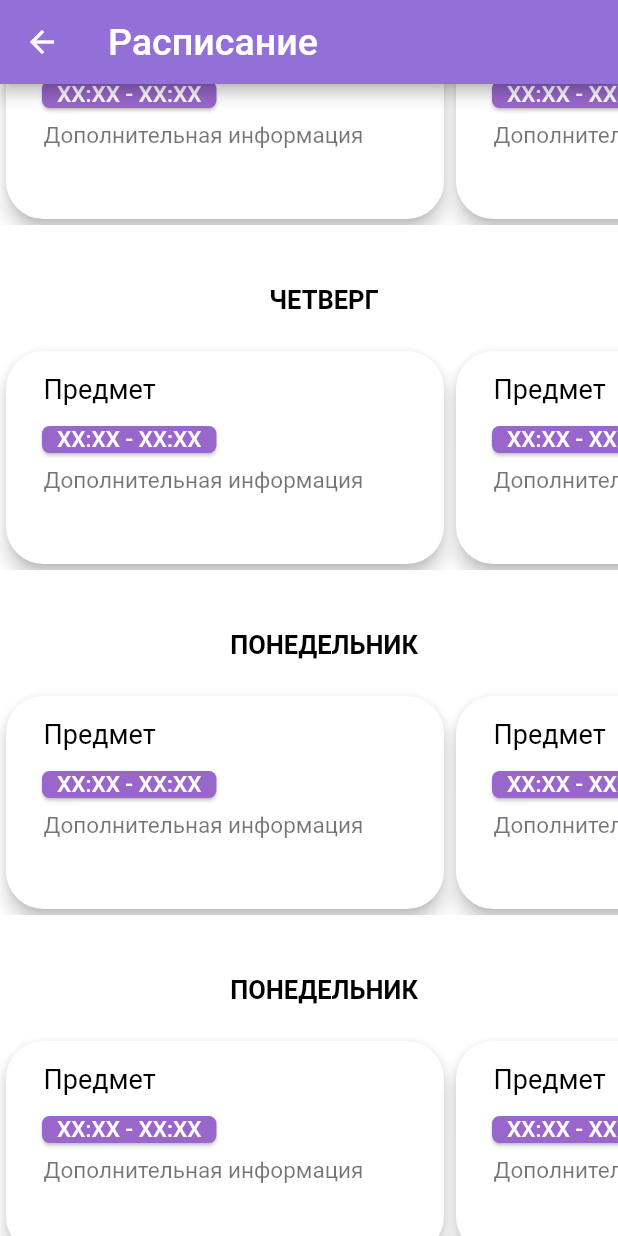
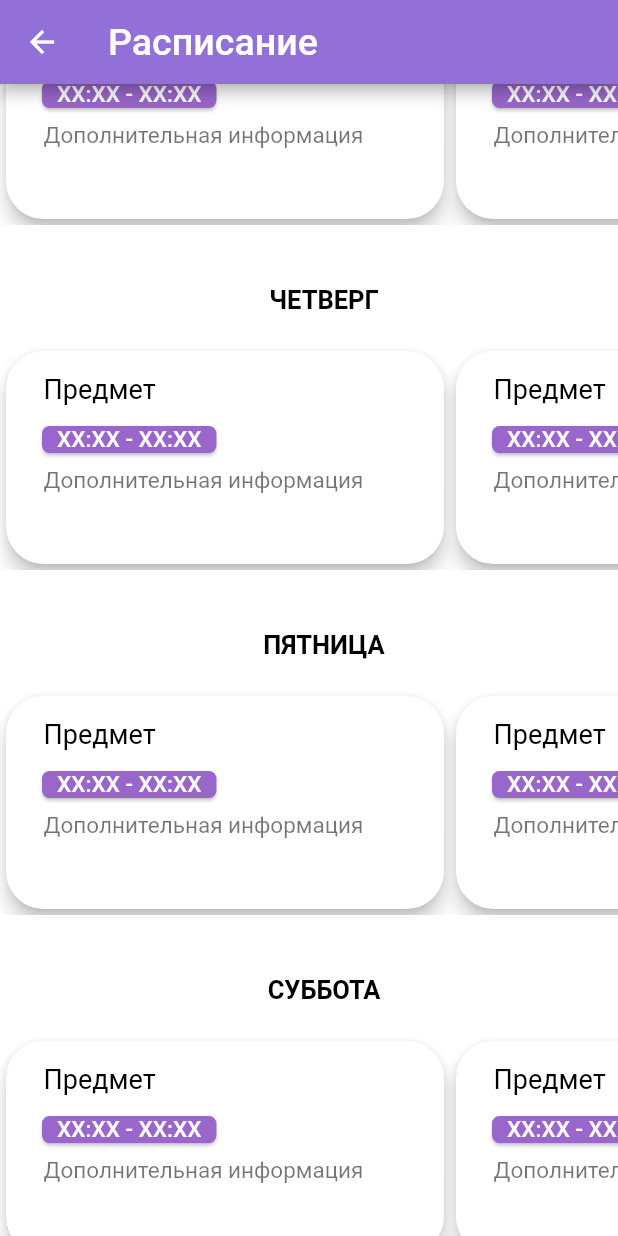
Before and after one commit to Fyordo/IStudent-Flutter, a Flutter app: the TimetablePage screen opened directly, scrolled down 576 dp, on a phone screen of 412 x 824 dp. Run offline on Flutter 3.47's test engine with Material 2 defaults, Android fonts, the phone set to English and light mode, and no system bars; our stand-ins replace bloc, floating_bottom_navigation_bar, flutter_bloc, flutter_svg, image_cropper, image_picker and 1 more; missing offline and left inert: dart:ffi; network calls fail.

Commit message:
minor fix

```diff
--- a/lib/bottom bar/home/timetable/widgets/timetable_widget.dart
+++ b/lib/bottom bar/home/timetable/widgets/timetable_widget.dart
@@ -21,8 +21,8 @@ class _TimetableState extends State<Timetable> {
         ConstructDay(context, "ВТОРНИК"),
         ConstructDay(context, "СРЕДА"),
         ConstructDay(context, "ЧЕТВЕРГ"),
-        ConstructDay(context, "ПОНЕДЕЛЬНИК"),
-        ConstructDay(context, "ПОНЕДЕЛЬНИК"),
+        ConstructDay(context, "ПЯТНИЦА"),
+        ConstructDay(context, "СУББОТА"),
     ]
     );
   }
```
